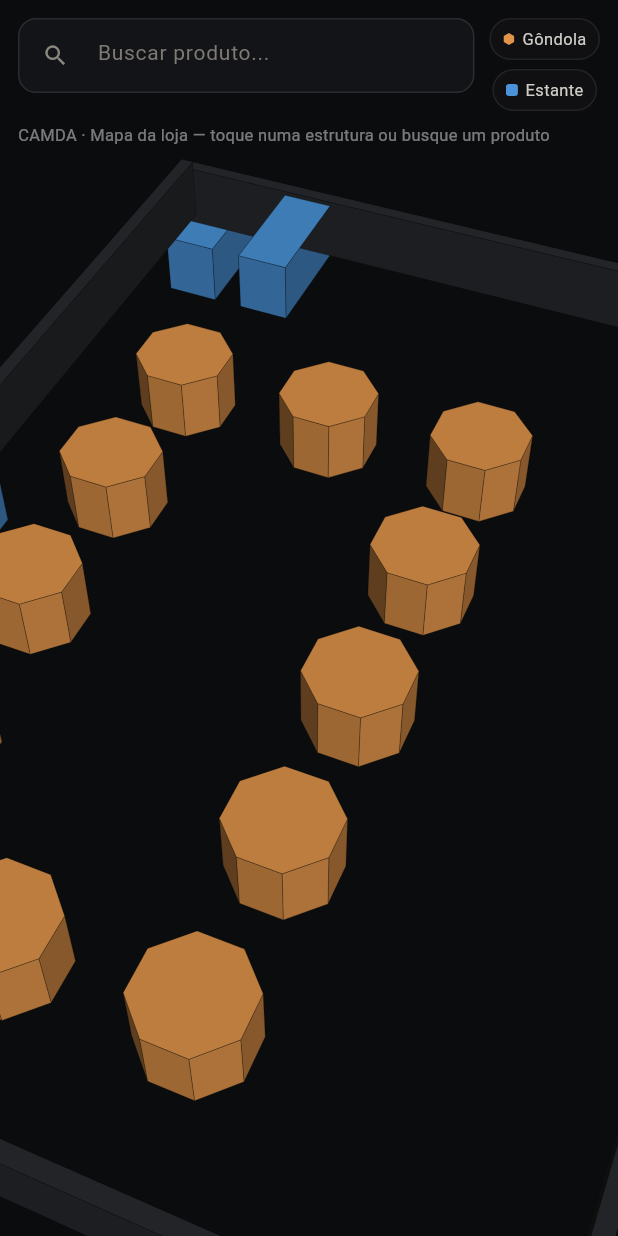
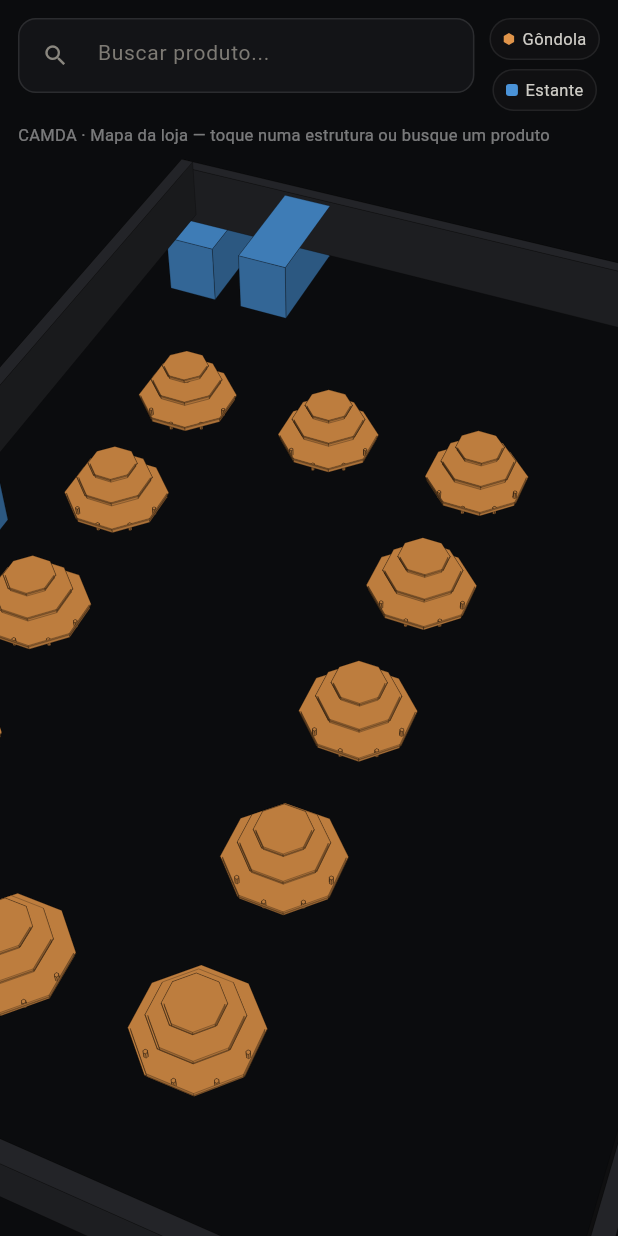
Before and after one commit to LeoLira1/Gondolas, a Flutter app: the screen it shows after launch, on a phone screen of 412 x 824 dp. Run offline on Flutter 3.47's test engine with Material 3 defaults, Android fonts, the phone set to English and light mode, and no system bars; our stand-ins replace shared_preferences; missing offline and left inert: libsql_dart.

Commit message:
feat: replace loja map gondola placeholder with real 3D mesh
Each of the 12 gondola positions in LojaPage now renders the full
GondolaGeometry (3 octagonal shelves + 8 feet + central pillar)
scaled to 0.182× so the base shelf radius matches the existing
gondolaR hit-test footprint (0.62 units).

Removes the local _Face class from loja_scene.dart and reuses Face
from gondola_scene.dart instead. No product boxes are shown in the
map; color tinting (orange / gray / pulsing white) is applied via
the colorMapper parameter of GondolaGeometry.buildFacesAt().

Co-Authored-By: Claude Sonnet 4.6 <noreply@anthropic.com>
Claude-Session: https://claude.ai/code/session_012TkKCKPe1iNjHbMV89bGd2

```diff
--- a/lib/loja_scene.dart
+++ b/lib/loja_scene.dart
@@ -1,7 +1,7 @@
 import 'dart:math' as math;
 import 'package:flutter/material.dart';
 import 'package:flutter/scheduler.dart' show Ticker;
-import 'gondola_scene.dart' show Vec3, Camera;
+import 'gondola_scene.dart' show Vec3, Camera, Face, GondolaGeometry;
 
 // ── Data classes ──────────────────────────────────────────────────────────────
 
@@ -88,28 +88,16 @@ const Color _corApagado    = Color(0xFF2d2e31);
 const Color _corParede     = Color(0xFF2a2b2f);
 const Color _corBg         = Color(0xFF0b0c0e);
 
-// ── Internal face class (independent of gondola_scene.dart's Face) ────────────
-
-class _Face {
-  final List<Vec3> verts;
-  final Color color;
-  double depth = 0;
-  List<Offset> proj = const [];
-  double light = 1.0;
-  _Face(this.verts, this.color);
-}
-
 // ── LojaGeometry ──────────────────────────────────────────────────────────────
 
 class LojaGeometry {
   static const double gondolaR   = 0.62;
-  static const double _gondolaH  = 0.85;
   static const double _estanteH  = 0.85;
   static const double _paredeH   = 0.90;
   static const double _paredeEsp = 0.18;
 
-  static List<_Face> buildFaces(int? selecionadoIdx, double pulseT) {
-    final faces = <_Face>[];
+  static List<Face> buildFaces(int? selecionadoIdx, double pulseT) {
+    final faces = <Face>[];
 
     // Paredes perimetrais
     _wallBox(faces, 0, _paredeEsp, 0, lojaH);
@@ -144,48 +132,37 @@ class LojaGeometry {
     return faces;
   }
 
-  static void _wallBox(List<_Face> f, double x0, double x1, double z0, double z1) {
+  static void _wallBox(List<Face> f, double x0, double x1, double z0, double z1) {
     const h = _paredeH;
     const c = _corParede;
-    f.add(_Face([Vec3(x0,0,z1), Vec3(x1,0,z1), Vec3(x1,h,z1), Vec3(x0,h,z1)], c));
-    f.add(_Face([Vec3(x1,0,z0), Vec3(x0,0,z0), Vec3(x0,h,z0), Vec3(x1,h,z0)], c));
-    f.add(_Face([Vec3(x0,0,z0), Vec3(x0,0,z1), Vec3(x0,h,z1), Vec3(x0,h,z0)], c));
-    f.add(_Face([Vec3(x1,0,z1), Vec3(x1,0,z0), Vec3(x1,h,z0), Vec3(x1,h,z1)], c));
-    f.add(_Face([Vec3(x0,h,z0), Vec3(x0,h,z1), Vec3(x1,h,z1), Vec3(x1,h,z0)], c));
+    f.add(Face([Vec3(x0,0,z1), Vec3(x1,0,z1), Vec3(x1,h,z1), Vec3(x0,h,z1)], c));
+    f.add(Face([Vec3(x1,0,z0), Vec3(x0,0,z0), Vec3(x0,h,z0), Vec3(x1,h,z0)], c));
+    f.add(Face([Vec3(x0,0,z0), Vec3(x0,0,z1), Vec3(x0,h,z1), Vec3(x0,h,z0)], c));
+    f.add(Face([Vec3(x1,0,z1), Vec3(x1,0,z0), Vec3(x1,h,z0), Vec3(x1,h,z1)], c));
+    f.add(Face([Vec3(x0,h,z0), Vec3(x0,h,z1), Vec3(x1,h,z1), Vec3(x1,h,z0)], c));
   }
 
-  static void _gondola(List<_Face> faces, ItemLoja item, Color cor) {
-    const sides = 8;
-    const r = gondolaR;
-    const h = _gondolaH;
-    const rot = math.pi / 8;
-    final angles = List.generate(sides, (i) => i * 2 * math.pi / sides + rot);
-
-    for (var i = 0; i < sides; i++) {
-      final a0 = angles[i], a1 = angles[(i + 1) % sides];
-      final x0 = item.x + r * math.cos(a0), z0 = item.z + r * math.sin(a0);
-      final x1 = item.x + r * math.cos(a1), z1 = item.z + r * math.sin(a1);
-      faces.add(_Face([
-        Vec3(x0, 0, z0), Vec3(x0, h, z0),
-        Vec3(x1, h, z1), Vec3(x1, 0, z1),
-      ], cor));
-    }
-    faces.add(_Face([
-      for (var i = sides - 1; i >= 0; i--)
-        Vec3(item.x + r * math.cos(angles[i]), h, item.z + r * math.sin(angles[i])),
-    ], cor));
+  static void _gondola(List<Face> faces, ItemLoja item, Color cor) {
+    // Scale real 3D mesh (base shelf r=3.4) down to match the store map footprint.
+    const scale = gondolaR / 3.4;
+    faces.addAll(GondolaGeometry.buildFacesAt(
+      scale: scale,
+      tx: item.x,
+      tz: item.z,
+      colorMapper: (_) => cor,
+    ));
   }
 
-  static void _estante(List<_Face> faces, ItemLoja item, Color cor) {
+  static void _estante(List<Face> faces, ItemLoja item, Color cor) {
     final hw = item.w / 2, hd = item.d / 2;
     final x0 = item.x - hw, x1 = item.x + hw;
     final z0 = item.z - hd, z1 = item.z + hd;
     const h = _estanteH;
-    faces.add(_Face([Vec3(x0,0,z1), Vec3(x1,0,z1), Vec3(x1,h,z1), Vec3(x0,h,z1)], cor));
-    faces.add(_Face([Vec3(x1,0,z0), Vec3(x0,0,z0), Vec3(x0,h,z0), Vec3(x1,h,z0)], cor));
-    faces.add(_Face([Vec3(x0,0,z0), Vec3(x0,0,z1), Vec3(x0,h,z1), Vec3(x0,h,z0)], cor));
-    faces.add(_Face([Vec3(x1,0,z1), Vec3(x1,0,z0), Vec3(x1,h,z0), Vec3(x1,h,z1)], cor));
-    faces.add(_Face([Vec3(x0,h,z0), Vec3(x0,h,z1), Vec3(x1,h,z1), Vec3(x1,h,z0)], cor));
+    faces.add(Face([Vec3(x0,0,z1), Vec3(x1,0,z1), Vec3(x1,h,z1), Vec3(x0,h,z1)], cor));
+    faces.add(Face([Vec3(x1,0,z0), Vec3(x0,0,z0), Vec3(x0,h,z0), Vec3(x1,h,z0)], cor));
+    faces.add(Face([Vec3(x0,0,z0), Vec3(x0,0,z1), Vec3(x0,h,z1), Vec3(x0,h,z0)], cor));
+    faces.add(Face([Vec3(x1,0,z1), Vec3(x1,0,z0), Vec3(x1,h,z0), Vec3(x1,h,z1)], cor));
+    faces.add(Face([Vec3(x0,h,z0), Vec3(x0,h,z1), Vec3(x1,h,z1), Vec3(x1,h,z0)], cor));
   }
 }
 
@@ -211,7 +188,7 @@ class LojaPainter extends CustomPainter {
 
   // Sutherland-Hodgman near-plane clipping fixes the disappearing-face bug
   // that occurred when any vertex crossed behind the camera near plane.
-  void _project(List<_Face> faces, Size size) {
+  void _project(List<Face> faces, Size size) {
     final eye    = camera.position;
     final fwd    = (camera.target - eye).normalized;
     final right  = fwd.cross(const Vec3(0, 1, 0)).normalized;
@@ -269,7 +246,7 @@ class LojaPainter extends CustomPainter {
     }
   }
 
-  void _draw(Canvas canvas, List<_Face> faces) {
+  void _draw(Canvas canvas, List<Face> faces) {
     final fill   = Paint();
     final stroke = Paint()
       ..color       = const Color(0x44000000)
```
